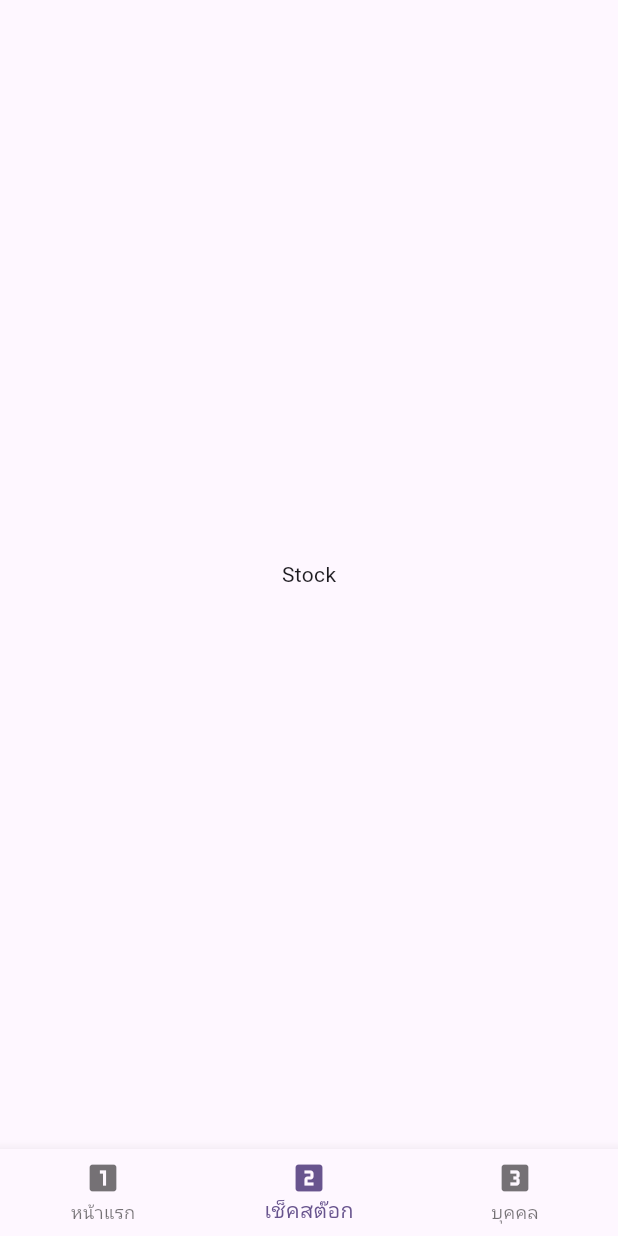
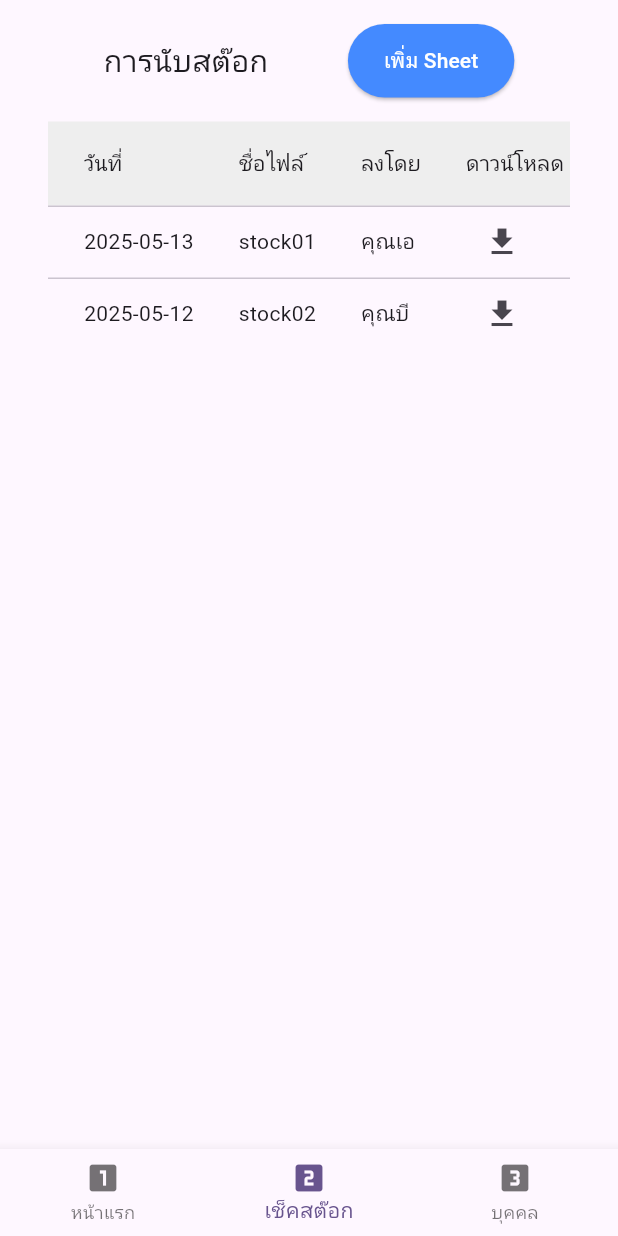
Before and after one commit to llsit/roast-koff-management, a Flutter app: the HomeScreen screen opened by its route, item 2 of the bottom bar chosen, on a phone screen of 412 x 824 dp. Run offline on Flutter 3.47's test engine with Material 3 defaults, Android fonts, the phone set to English and light mode, and no system bars; our stand-ins replace firebase_auth, firebase_core, flutter_dotenv; accounts and stored records are empty; network calls fail.

Commit message:
- added table and button ui in stock screen

```diff
--- a/lib/features/stock/presentation/screen/stock_screen.dart
+++ b/lib/features/stock/presentation/screen/stock_screen.dart
@@ -1,12 +1,44 @@
-import 'package:flutter/cupertino.dart';
+import 'package:flutter/material.dart';
+import 'package:roast_koff_management/features/stock/presentation/widgets/stock_table.dart';
 
 class StockScreen extends StatelessWidget {
   const StockScreen({super.key});
 
   @override
   Widget build(BuildContext context) {
-    return Center(
-      child: Text("Stock"),
+    return Expanded(
+      child: Padding(
+        padding: const EdgeInsets.all(16.0),
+        child: Column(
+          children: [
+            Row(
+              mainAxisAlignment: MainAxisAlignment.spaceEvenly,
+              children: [
+                Text("การนับสต๊อก", style: TextStyle(fontSize: 20)),
+                ElevatedButton(
+                  style: ElevatedButton.styleFrom(
+                    backgroundColor: Colors.blueAccent,
+                    foregroundColor: Colors.white,
+                    padding: const EdgeInsets.symmetric(
+                      horizontal: 24,
+                      vertical: 14,
+                    ),
+                  ),
+                  onPressed: () {},
+                  child: const Text('เพิ่ม Sheet'),
+                ),
+              ],
+            ),
+            const SizedBox(width: 16),
+            Center(
+              child: Padding(
+                padding: const EdgeInsets.all(16.0),
+                child: StockTable(),
+              ),
+            ),
+          ],
+        ),
+      ),
     );
   }
 }
--- /dev/null
+++ b/lib/features/stock/presentation/widgets/stock_table.dart
@@ -0,0 +1,46 @@
+import 'package:flutter/material.dart';
+
+class StockTable extends StatelessWidget {
+  const StockTable({super.key});
+
+  @override
+  Widget build(BuildContext context) {
+    final stockList = [
+      {'name': 'stock01', 'date': '2025-05-13', 'user': 'คุณเอ'},
+      {'name': 'stock02', 'date': '2025-05-12', 'user': 'คุณบี'},
+    ];
+
+    return Expanded(
+      child: DataTable(
+        columnSpacing: 30,
+        headingRowColor: MaterialStateColor.resolveWith(
+          (states) => Colors.grey[200]!,
+        ),
+        columns: const [
+          DataColumn(label: Text('วันที่')),
+          DataColumn(label: Text('ชื่อไฟล์')),
+          DataColumn(label: Text('ลงโดย')),
+          DataColumn(label: Text('ดาวน์โหลด')),
+        ],
+        rows:
+            stockList.map((item) {
+              return DataRow(
+                cells: [
+                  DataCell(Text(item['date']!)),
+                  DataCell(Text(item['name']!)),
+                  DataCell(Text(item['user']!)),
+                  DataCell(
+                    IconButton(
+                      icon: const Icon(Icons.download),
+                      onPressed: () {
+                        // ทำการดาวน์โหลดไฟล์ PDF/Excel หรือข้อมูลตามต้องการ
+                      },
+                    ),
+                  ),
+                ],
+              );
+            }).toList(),
+      ),
+    );
+  }
+}
```
